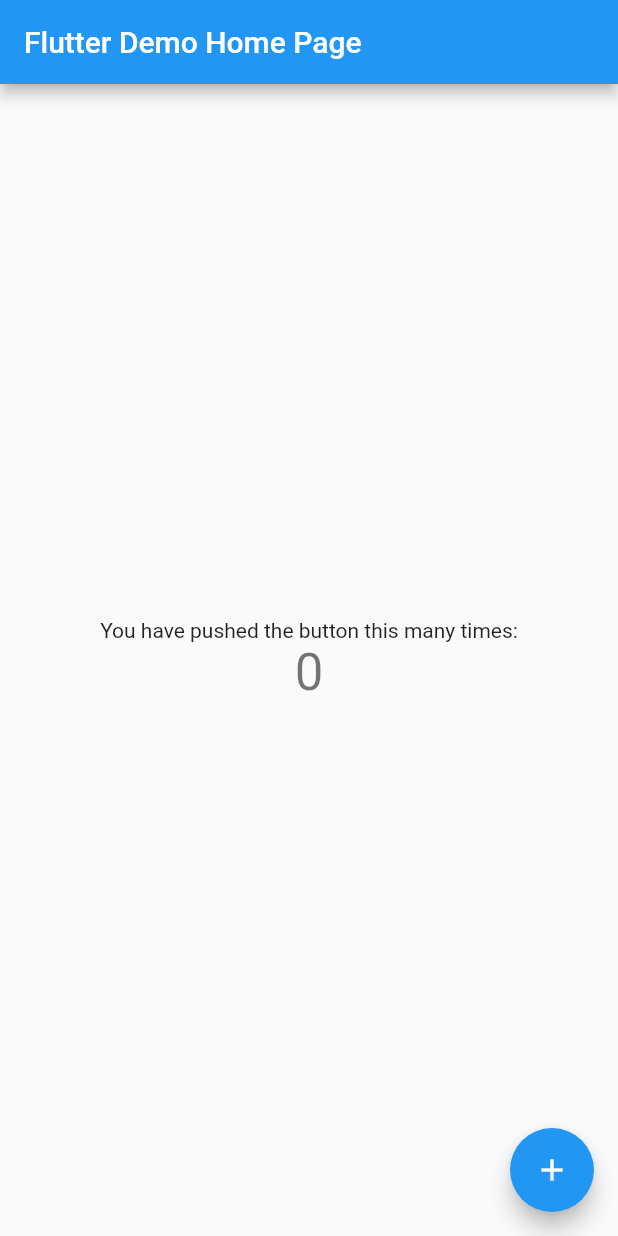
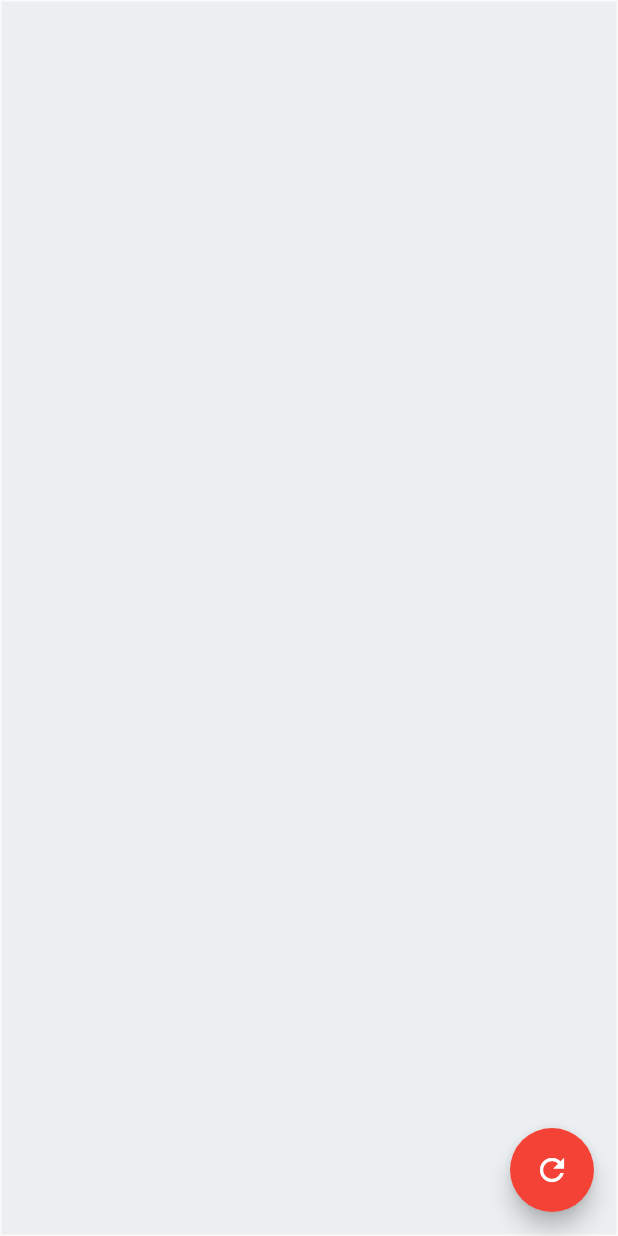
Before and after one commit to AthulKrishna14310/draw_module, a Flutter app: the screen it shows after launch, on a phone screen of 412 x 824 dp. Run offline on Flutter 3.47's test engine with Material 2 defaults, Android fonts, the phone set to English and light mode, and no system bars.

```diff
--- a/lib/main.dart
+++ b/lib/main.dart
@@ -3,108 +3,87 @@ import 'package:flutter/material.dart';
 void main() => runApp(MyApp());
 
 class MyApp extends StatelessWidget {
-  // This widget is the root of your application.
   @override
   Widget build(BuildContext context) {
     return MaterialApp(
       title: 'Flutter Demo',
       theme: ThemeData(
-        // This is the theme of your application.
-        //
-        // Try running your application with "flutter run". You'll see the
-        // application has a blue toolbar. Then, without quitting the app, try
-        // changing the primarySwatch below to Colors.green and then invoke
-        // "hot reload" (press "r" in the console where you ran "flutter run",
-        // or press Run > Flutter Hot Reload in a Flutter IDE). Notice that the
-        // counter didn't reset back to zero; the application is not restarted.
         primarySwatch: Colors.blue,
       ),
-      home: MyHomePage(title: 'Flutter Demo Home Page'),
+      home: MyHomePage(),
     );
   }
 }
 
 class MyHomePage extends StatefulWidget {
-  MyHomePage({Key key, this.title}) : super(key: key);
-
-  // This widget is the home page of your application. It is stateful, meaning
-  // that it has a State object (defined below) that contains fields that affect
-  // how it looks.
-
-  // This class is the configuration for the state. It holds the values (in this
-  // case the title) provided by the parent (in this case the App widget) and
-  // used by the build method of the State. Fields in a Widget subclass are
-  // always marked "final".
-
-  final String title;
-
   @override
   _MyHomePageState createState() => _MyHomePageState();
+
 }
 
 class _MyHomePageState extends State<MyHomePage> {
-  int _counter = 0;
-
-  void _incrementCounter() {
-    setState(() {
-      // This call to setState tells the Flutter framework that something has
-      // changed in this State, which causes it to rerun the build method below
-      // so that the display can reflect the updated values. If we changed
-      // _counter without calling setState(), then the build method would not be
-      // called again, and so nothing would appear to happen.
-      _counter++;
-    });
-  }
+  List<Offset> points = <Offset>[];
 
   @override
   Widget build(BuildContext context) {
-    // This method is rerun every time setState is called, for instance as done
-    // by the _incrementCounter method above.
-    //
-    // The Flutter framework has been optimized to make rerunning build methods
-    // fast, so that you can just rebuild anything that needs updating rather
-    // than having to individually change instances of widgets.
+    final Container sketchArea = Container(
+      margin: EdgeInsets.all(1.0),
+      alignment: Alignment.topLeft,
+      color: Colors.blueGrey[50],
+      child: CustomPaint(
+        painter: Sketcher(points),
+      ),
+    );
+
     return Scaffold(
-      appBar: AppBar(
-        // Here we take the value from the MyHomePage object that was created by
-        // the App.build method, and use it to set our appbar title.
-        title: Text(widget.title),
-      ),
-      body: Center(
-        // Center is a layout widget. It takes a single child and positions it
-        // in the middle of the parent.
-        child: Column(
-          // Column is also layout widget. It takes a list of children and
-          // arranges them vertically. By default, it sizes itself to fit its
-          // children horizontally, and tries to be as tall as its parent.
-          //
-          // Invoke "debug painting" (press "p" in the console, choose the
-          // "Toggle Debug Paint" action from the Flutter Inspector in Android
-          // Studio, or the "Toggle Debug Paint" command in Visual Studio Code)
-          // to see the wireframe for each widget.
-          //
-          // Column has various properties to control how it sizes itself and
-          // how it positions its children. Here we use mainAxisAlignment to
-          // center the children vertically; the main axis here is the vertical
-          // axis because Columns are vertical (the cross axis would be
-          // horizontal).
-          mainAxisAlignment: MainAxisAlignment.center,
-          children: <Widget>[
-            Text(
-              'You have pushed the button this many times:',
-            ),
-            Text(
-              '$_counter',
-              style: Theme.of(context).textTheme.display1,
-            ),
-          ],
-        ),
+      appBar: null,
+      body: GestureDetector(
+        onPanUpdate: (DragUpdateDetails details) {
+          setState(() {
+            RenderBox box = context.findRenderObject();
+            Offset point = box.globalToLocal(details.globalPosition);
+            point = point.translate(0.0, -(AppBar().preferredSize.height));
+
+            points = List.from(points)..add(point);
+          });
+        },
+        onPanEnd: (DragEndDetails details) {
+          points.add(null);
+        },
+        child: sketchArea,
       ),
       floatingActionButton: FloatingActionButton(
-        onPressed: _incrementCounter,
-        tooltip: 'Increment',
-        child: Icon(Icons.add),
-      ), // This trailing comma makes auto-formatting nicer for build methods.
+        tooltip: 'clear Screen',
+        backgroundColor: Colors.red,
+        child: Icon(Icons.refresh),
+        onPressed: () {
+          setState(() => points.clear());
+        },
+      ),
     );
   }
 }
+
+class Sketcher extends CustomPainter {
+  final List<Offset> points;
+
+  Sketcher(this.points);
+
+  @override
+  bool shouldRepaint(Sketcher oldDelegate) {
+    return oldDelegate.points != points;
+  }
+
+  void paint(Canvas canvas, Size size) {
+    Paint paint = Paint()
+      ..color = Colors.black
+      ..strokeCap = StrokeCap.round
+      ..strokeWidth = 6.0;
+
+    for (int i = 0; i < points.length - 1; i++) {
+      if (points[i] != null && points[i + 1] != null) {
+        canvas.drawLine(points[i], points[i + 1], paint);
+      }
+    }
+  }
+}
```
